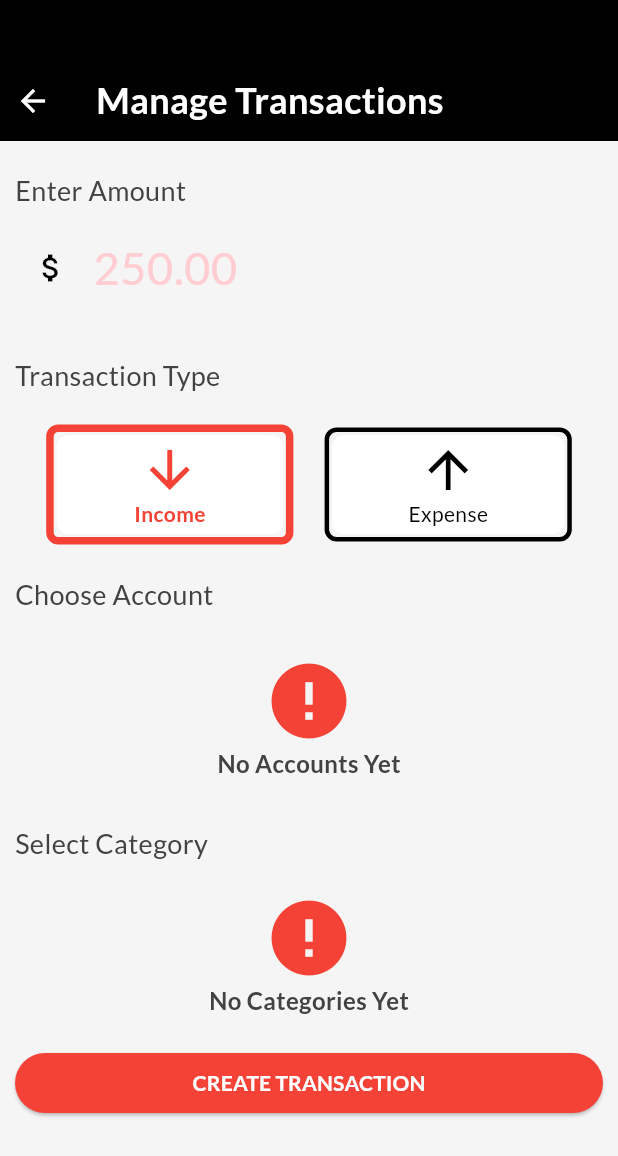
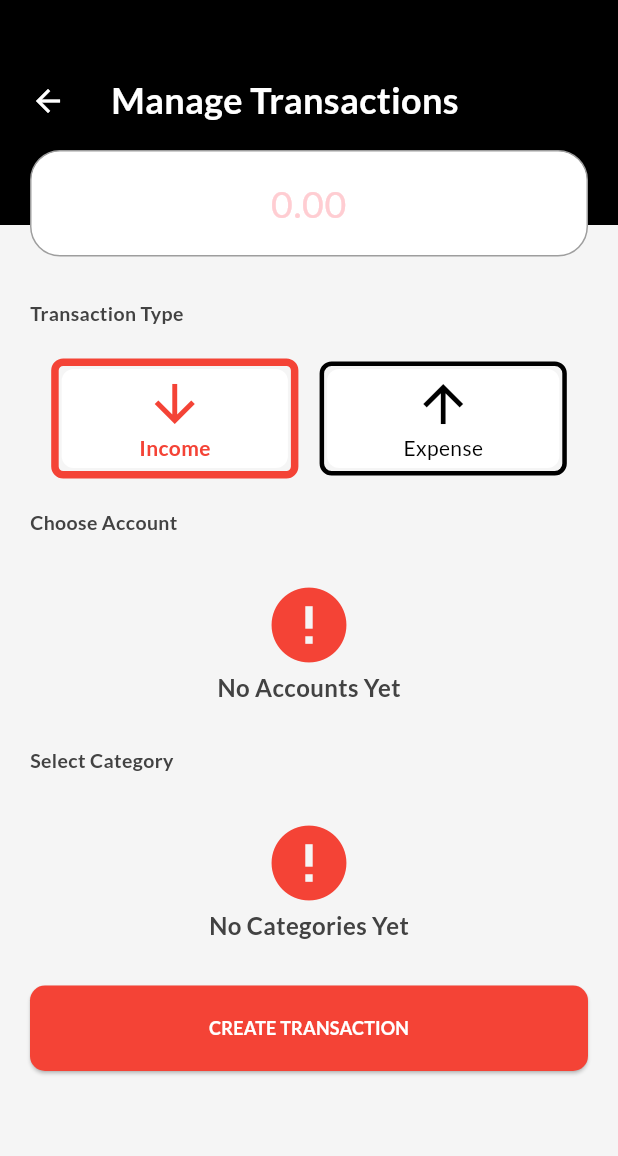
Before and after one commit to AminTahseen/expense_tracker_2024, a Flutter app: the screen it shows after launch, after a tap on "Transaction", on a phone screen of 412 x 824 dp. Shown: the top 1156 px of the screen. Run offline on Flutter 3.47's test engine with Material 3 defaults, Android fonts, the phone set to English and light mode, and no system bars; our stand-ins replace fl_chart, flutter_zoom_drawer, google_fonts, hive, hive_flutter; accounts and stored records are empty; network calls fail.

Commit message:
categories section, added them in manage transaction module, bug fixing, screen ui changes, code refactoring

```diff
--- a/lib/main.dart
+++ b/lib/main.dart
@@ -1,4 +1,3 @@
-import 'package:device_preview/device_preview.dart';
 import 'package:expense_tracker_2024/constants/constants.dart';
 import 'package:expense_tracker_2024/model/accounts_model.dart';
 import 'package:expense_tracker_2024/model/category_model.dart';
--- a/lib/view/screens/add_edit_transaction.dart
+++ b/lib/view/screens/add_edit_transaction.dart
@@ -1,5 +1,6 @@
 import 'package:expense_tracker_2024/constants/colors.dart';
 import 'package:expense_tracker_2024/model/accounts_model.dart';
+import 'package:expense_tracker_2024/model/category_model.dart';
 import 'package:expense_tracker_2024/navigator/navigator.dart';
 import 'package:expense_tracker_2024/view/widgets/account_selection.dart';
 import 'package:expense_tracker_2024/view/widgets/no_data_available.dart';
@@ -33,25 +34,110 @@ class _AddEditTransactionState extends State<AddEditTransaction> {
     TransactionViewModel transactionViewModel =
         context.watch<TransactionViewModel>();
     final loader = transactionViewModel.loader;
-
     return Scaffold(
       backgroundColor: APP_BG_WHITE,
       body: SingleChildScrollView(
+        child: Stack(
+          children: [
+            Container(
+              width: MediaQuery.of(context).size.width,
+              height: MediaQuery.of(context).size.height,
+              decoration: BoxDecoration(color: APP_BG_WHITE),
+              padding: const EdgeInsets.only(right: 10.0, left: 10.0),
+            ),
+            Container(
+              height: 150,
+              width: MediaQuery.of(context).size.width,
+              decoration: BoxDecoration(
+                color: MAIN_APP_COLOR,
+              ),
+              padding: const EdgeInsets.only(right: 10.0, left: 10.0),
+              child: appBar(
+                context,
+                transactionViewModel,
+              ),
+            ),
+            Positioned(
+              top: 100,
+              left: 20,
+              right: 20,
+              child: Container(
+                decoration: BoxDecoration(
+                  color: Colors.white,
+                  borderRadius: BorderRadius.circular(
+                    20,
+                  ),
+                  border: Border.all(
+                    color: Colors.grey,
+                  ),
+                ),
+                child: amountTextField(),
+              ),
+            ),
+            Positioned(
+              top: 200,
+              left: 20,
+              right: 20,
               child: Column(
                 mainAxisAlignment: MainAxisAlignment.start,
                 crossAxisAlignment: CrossAxisAlignment.start,
                 children: [
-            Container(
+                  label("Transaction Type"),
+                  const AddSpacing(),
+                  incomeExpenseBoxes(transactionViewModel),
+                  const AddSpacing(),
+                  label("Choose Account"),
+                  const AddSpacing(),
+                  accountList(transactionViewModel),
+                  const AddSpacing(),
+                  label("Select Category"),
+                  const AddSpacing(),
+                  categoryList(transactionViewModel),
+                  const AddSpacing(),
+                  Center(
+                    child: loader
+                        ? const CircularProgressIndicator()
+                        : CreateTransactionButton(
+                            transactionViewModel: transactionViewModel,
+                            amountTextController: amountTextController,
+                          ),
+                  ),
+                ],
+              ),
+            )
+          ],
+        ),
+      ),
+    );
+  }
+
+  Text label(String text) {
+    return Text(
+      text,
+      style: GoogleFonts.lato(
+        fontSize: 13,
+        color: TEXT_GREY_DARK,
+        fontWeight: FontWeight.bold,
+      ),
+    );
+  }
+
+  Container appBar(
+      BuildContext context, TransactionViewModel transactionViewModel) {
+    return Container(
       width: MediaQuery.of(context).size.width,
-              decoration: BoxDecoration(color: MAIN_APP_COLOR),
-              padding: const EdgeInsets.only(
-                  top: 50.0, left: 10, right: 0, bottom: 10.0),
-              child: Row(
+      padding:
+          const EdgeInsets.only(top: 50.0, left: 10, right: 0, bottom: 10.0),
+      child: Column(
+        children: [
+          Row(
             mainAxisAlignment: MainAxisAlignment.start,
             children: [
               GestureDetector(
                 onTap: () => {
                   AppNavigator().onNavigatorPop(context),
+                  transactionViewModel.resetData(),
+                  amountTextController.clear()
                 },
                 child: const Icon(
                   Icons.arrow_back,
@@ -71,25 +157,41 @@ class _AddEditTransactionState extends State<AddEditTransaction> {
               ),
             ],
           ),
+        ],
       ),
-            Padding(
-              padding: const EdgeInsets.only(right: 10.0, left: 10.0),
-              child: Column(
-                mainAxisAlignment: MainAxisAlignment.start,
-                crossAxisAlignment: CrossAxisAlignment.start,
+    );
+  }
+
+  Row incomeExpenseBoxes(TransactionViewModel transactionViewModel) {
+    return Row(
+      mainAxisAlignment: MainAxisAlignment.spaceEvenly,
       children: [
-                  const AddSpacing(),
-                  Text(
-                    "Enter Amount",
-                    style: GoogleFonts.lato(
-                      fontSize: 18,
-                      color: TEXT_GREY_DARK,
+        TransactionType(
+          icon: Icons.arrow_downward_sharp,
+          isSelected: transactionViewModel.selectedTransactionType == 1,
+          type: "Income",
+          selectedType: () {
+            transactionViewModel.setSelectedTransactionType(1);
+          },
         ),
+        TransactionType(
+          icon: Icons.arrow_upward_sharp,
+          isSelected: transactionViewModel.selectedTransactionType == 0,
+          type: "Expense",
+          selectedType: () {
+            transactionViewModel.setSelectedTransactionType(0);
+          },
         ),
-                  TextField(
+      ],
+    );
+  }
+
+  TextField amountTextField() {
+    return TextField(
+      textAlign: TextAlign.center,
       controller: amountTextController,
-                    keyboardType: const TextInputType.numberWithOptions(
-                        decimal: true, signed: true),
+      keyboardType:
+          const TextInputType.numberWithOptions(decimal: true, signed: true),
       decoration: InputDecoration(
         border: OutlineInputBorder(
           borderRadius: BorderRadius.circular(20.0),
@@ -98,69 +200,21 @@ class _AddEditTransactionState extends State<AddEditTransaction> {
             style: BorderStyle.none,
           ),
         ),
-                      hintText: "250.00",
+        hintText: "0.00",
         hintStyle: TextStyle(color: MAIN_APP_COLOR_LIGHT_HINT),
-                      prefixIcon: Icon(
-                        Icons.attach_money,
+      ),
+      style: GoogleFonts.lato(
+        fontSize: 25,
         color: MAIN_APP_COLOR,
       ),
-                      suffix: Text(
-                        "PKR",
-                        style: GoogleFonts.lato(
-                            color: MAIN_APP_COLOR, fontSize: 20),
-                      ),
-                    ),
-                    style: GoogleFonts.lato(
-                      fontSize: 30,
-                      color: MAIN_APP_COLOR,
-                    ),
-                  ),
-                  const AddSpacing(),
-                  Text(
-                    "Transaction Type",
-                    style: GoogleFonts.lato(
-                      fontSize: 18,
-                      color: TEXT_GREY_DARK,
-                    ),
-                  ),
-                  const AddSpacing(),
-                  Row(
-                    mainAxisAlignment: MainAxisAlignment.spaceEvenly,
-                    children: [
-                      TransactionType(
-                        icon: Icons.arrow_downward_sharp,
-                        isSelected:
-                            transactionViewModel.selectedTransactionType == 1,
-                        type: "Income",
-                        selectedType: () {
-                          transactionViewModel.setSelectedTransactionType(1);
-                        },
-                      ),
-                      TransactionType(
-                        icon: Icons.arrow_upward_sharp,
-                        isSelected:
-                            transactionViewModel.selectedTransactionType == 0,
-                        type: "Expense",
-                        selectedType: () {
-                          transactionViewModel.setSelectedTransactionType(0);
-                        },
-                      ),
-                    ],
-                  ),
-                  const AddSpacing(),
-                  Text(
-                    "Choose Account",
-                    style: GoogleFonts.lato(
-                      fontSize: 18,
-                      color: TEXT_GREY_DARK,
-                    ),
-                  ),
-                  const AddSpacing(),
-                  SizedBox(
+    );
+  }
+
+  SizedBox accountList(TransactionViewModel transactionViewModel) {
+    return SizedBox(
       height: 100,
       child: ValueListenableBuilder<Box<AccountsModel>>(
-                      valueListenable:
-                          transactionViewModel.getAccounts().listenable(),
+        valueListenable: transactionViewModel.getAccounts().listenable(),
         builder: (context, box, _) {
           var data = box.values.toList().cast<AccountsModel>();
           return data.isNotEmpty
@@ -172,8 +226,7 @@ class _AddEditTransactionState extends State<AddEditTransaction> {
                   itemBuilder: (context, index) {
                     return AccountSelection(
                       index: index,
-                                    selectedIndex: transactionViewModel
-                                        .selectedAccountIndex,
+                      selectedIndex: transactionViewModel.selectedAccountIndex,
                       icon: Icons.person,
                       accountName: data[index].accountName,
                       getSelectedIndex: (selectedIndex) {
@@ -189,48 +242,46 @@ class _AddEditTransactionState extends State<AddEditTransaction> {
               : const NoDataAvailable(message: "No Accounts Yet");
         },
       ),
-                  ),
-                  const AddSpacing(),
-                  Text(
-                    "Select Category",
-                    style: GoogleFonts.lato(
-                      fontSize: 18,
-                      color: TEXT_GREY_DARK,
-                    ),
-                  ),
-                  const AddSpacing(),
-                  const NoDataAvailable(message: "No Categories Yet"),
-                  // SizedBox(
-                  //   height: 100,
-                  //   child: ListView(
-                  //     itemExtent: 80.0,
-                  //     shrinkWrap: true,
-                  //     scrollDirection: Axis.horizontal,
-                  //     children: [
-                  //       AccountSelection(
-                  //         index: 0,
-                  //         selectedIndex: 0,
-                  //         icon: Icons.category,
-                  //         accountName: "Category 1",
-                  //         getSelectedIndex: (p0) {},
-                  //       ),
-                  //     ],
-                  //   ),
-                  // ),
-                  const AddSpacing(),
-                  Center(
-                    child: loader
-                        ? const CircularProgressIndicator()
-                        : CreateTransactionButton(
-                            transactionViewModel: transactionViewModel,
-                            amountTextController: amountTextController,
-                          ),
-                  ),
-                ],
-              ),
-            ),
-          ],
-        ),
+    );
+  }
+
+  SizedBox categoryList(TransactionViewModel transactionViewModel) {
+    return SizedBox(
+      height: 100,
+      child: ValueListenableBuilder<Box<CategoryModel>>(
+        valueListenable: transactionViewModel.getCategories().listenable(),
+        builder: (context, box, _) {
+          var data = box.values
+              .where((element) =>
+                  element.categoryType ==
+                  transactionViewModel.selectedTransactionType)
+              .toList()
+              .cast<CategoryModel>();
+
+          return data.isNotEmpty
+              ? ListView.builder(
+                  itemExtent: 80.0,
+                  shrinkWrap: true,
+                  scrollDirection: Axis.horizontal,
+                  itemCount: data.length,
+                  itemBuilder: (context, index) {
+                    return AccountSelection(
+                      index: index,
+                      selectedIndex: transactionViewModel.selectedCategoryIndex,
+                      icon: Icons.category,
+                      accountName: data[index].categoryName,
+                      getSelectedIndex: (selectedIndex) {
+                        transactionViewModel.setCategoryIndex(
+                          selectedIndex,
+                          data[index].categoryId,
+                          data[index].categoryName,
+                        );
+                      },
+                    );
+                  },
+                )
+              : const NoDataAvailable(message: "No Categories Yet");
+        },
       ),
     );
   }
@@ -255,7 +306,9 @@ class CreateTransactionButton extends StatelessWidget {
         style: ElevatedButton.styleFrom(
           backgroundColor: MAIN_APP_COLOR_DARK,
           shape: RoundedRectangleBorder(
-                borderRadius: BorderRadius.circular(50))),
+            borderRadius: BorderRadius.circular(10),
+          ),
+        ),
         onPressed: () {
           transactionViewModel.createTransaction(amountTextController.text);
           final errorMessage = transactionViewModel.errorMessage;
@@ -265,12 +318,19 @@ class CreateTransactionButton extends StatelessWidget {
           }
           if (successMessage != "") {
             showSuccessSnackbar(context, successMessage);
+            amountTextController.clear();
           }
         },
+        child: Padding(
+          padding: const EdgeInsets.all(20.0),
           child: Text(
             "Create Transaction".toUpperCase(),
             style: GoogleFonts.lato(
-              color: Colors.white, fontSize: 14, fontWeight: FontWeight.bold),
+              color: Colors.white,
+              fontSize: 12,
+              fontWeight: FontWeight.bold,
+            ),
+          ),
         ),
       ),
     );
--- a/lib/view/screens/charts.dart
+++ b/lib/view/screens/charts.dart
@@ -54,7 +54,10 @@ class _ChartsScreenState extends State<ChartsScreen>
                 borderRadius: BorderRadius.all(Radius.circular(10)),
                 color: Colors.white54,
                 border: Border.fromBorderSide(
-                  BorderSide(color: Colors.grey, width: 1),
+                  BorderSide(
+                    color: Color.fromARGB(188, 158, 158, 158),
+                    width: 1,
+                  ),
                 ),
               ),
               child: TabBar(
--- a/lib/view/screens/home.dart
+++ b/lib/view/screens/home.dart
@@ -12,7 +12,6 @@ import 'package:expense_tracker_2024/viewModel/accounts_view_model.dart';
 import 'package:expense_tracker_2024/viewModel/transaction_view_model.dart';
 import 'package:flutter/material.dart';
 import 'package:flutter_zoom_drawer/flutter_zoom_drawer.dart';
-import 'package:google_fonts/google_fonts.dart';
 import 'package:hive_flutter/adapters.dart';
 import 'package:provider/provider.dart';
 
--- a/lib/view/widgets/app_bar.dart
+++ b/lib/view/widgets/app_bar.dart
@@ -1,5 +1,8 @@
 import 'package:expense_tracker_2024/constants/colors.dart';
+import 'package:expense_tracker_2024/navigator/navigator.dart';
+import 'package:expense_tracker_2024/view/screens/coming_soon.dart';
 import 'package:flutter/material.dart';
+import 'package:flutter/widgets.dart';
 import 'package:google_fonts/google_fonts.dart';
 
 class ExpenseAppBar extends StatelessWidget implements PreferredSizeWidget {
@@ -44,12 +47,18 @@ class ExpenseAppBar extends StatelessWidget implements PreferredSizeWidget {
               ],
             ),
           ),
-          const Padding(
-            padding: EdgeInsets.only(top: 40.0, bottom: 10.0),
-            child: Icon(
-              Icons.notifications_outlined,
-              color: Colors.white,
-              size: 30,
+          GestureDetector(
+            onTap: () => AppNavigator().onNavigatePush(
+              context,
+              const ComingSoonScreen(),
+            ),
+            child: const Padding(
+              padding: EdgeInsets.only(top: 40.0, bottom: 10.0),
+              child: Icon(
+                Icons.notifications_outlined,
+                color: Colors.white,
+                size: 30,
+              ),
             ),
           )
         ],
--- a/lib/view/widgets/history_section.dart
+++ b/lib/view/widgets/history_section.dart
@@ -50,7 +50,7 @@ class HistorySection extends StatelessWidget {
                     itemCount: data.length,
                     itemBuilder: (context, index) {
                       return TransactionItem(
-                        category: data[index].accountName,
+                        category: data[index].categoryName,
                         amount: data[index].amount,
                         icon: Icons.currency_exchange_rounded,
                         type: data[index].transactionType,
--- a/lib/view/widgets/navigation_drawer.dart
+++ b/lib/view/widgets/navigation_drawer.dart
@@ -3,7 +3,6 @@ import 'package:expense_tracker_2024/navigator/navigator.dart';
 import 'package:expense_tracker_2024/view/screens/accounts.dart';
 import 'package:expense_tracker_2024/view/screens/categories.dart';
 import 'package:expense_tracker_2024/view/screens/coming_soon.dart';
-import 'package:expense_tracker_2024/view/widgets/spacing.dart';
 import 'package:flutter/material.dart';
 import 'package:flutter_zoom_drawer/flutter_zoom_drawer.dart';
 import 'package:google_fonts/google_fonts.dart';
--- a/lib/view/widgets/recent_transactions.dart
+++ b/lib/view/widgets/recent_transactions.dart
@@ -51,7 +51,7 @@ class RecentTransactions extends StatelessWidget {
                           itemCount: box.length,
                           itemBuilder: (context, index) {
                             return TransactionItem(
-                              category: data[index].accountName,
+                              category: data[index].categoryName,
                               amount: data[index].amount,
                               icon: Icons.currency_exchange_rounded,
                               type: data[index].transactionType,
```
Also changed, not shown: lib/view/screens/accounts.dart (+3 -7 lines), lib/view/screens/categories.dart (+13 -8 lines), lib/view/screens/coming_soon.dart (+24 -8 lines), lib/view/widgets/account_item.dart (+7 -4 lines), lib/view/widgets/add_account_sheet.dart (+11 -19 lines), lib/view/widgets/add_category_sheet.dart (+4 -4 lines), lib/view/widgets/categories_list_section.dart (+5 -3 lines), lib/view/widgets/category_item.dart (+6 -6 lines), lib/view/widgets/quick_actions.dart (+7 -1 lines), lib/viewModel/transaction_view_model.dart (+24 -3 lines). Lines whose indentation alone changed are shown as unchanged.
